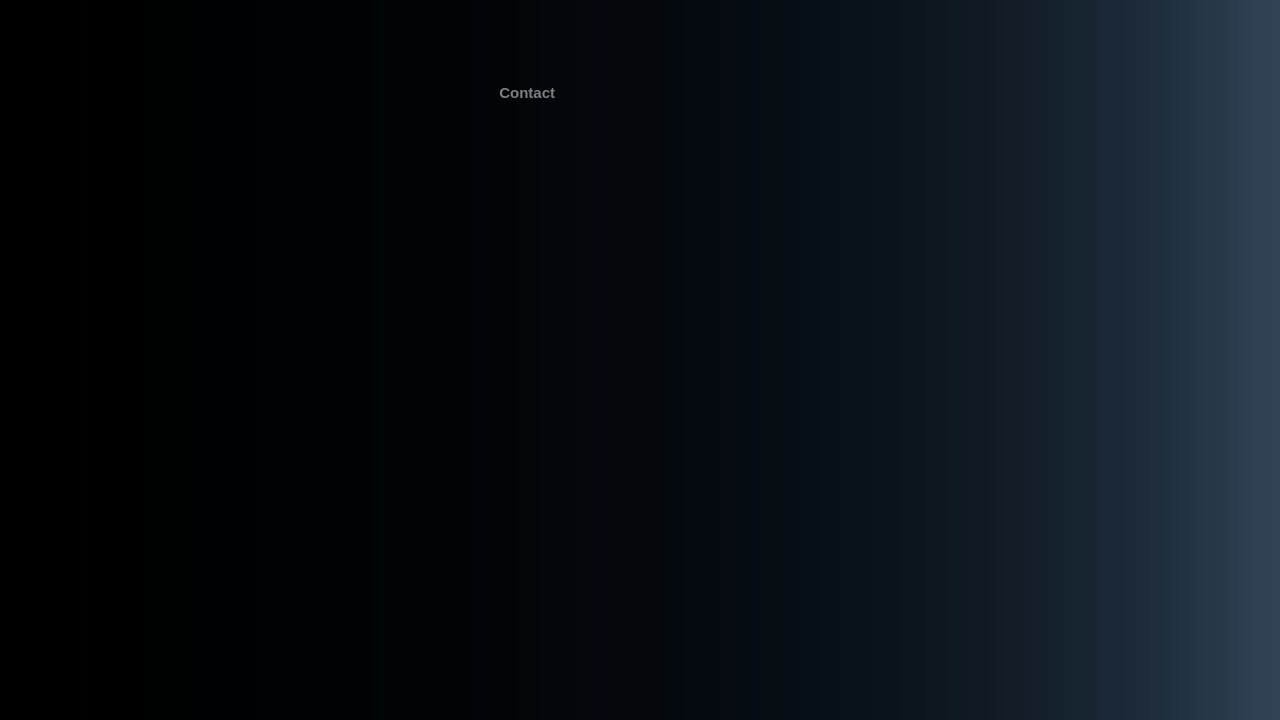
First picture: the form in mainwindow.ui, repository Rem-Ihu/rem-ng-assist, before the edit.
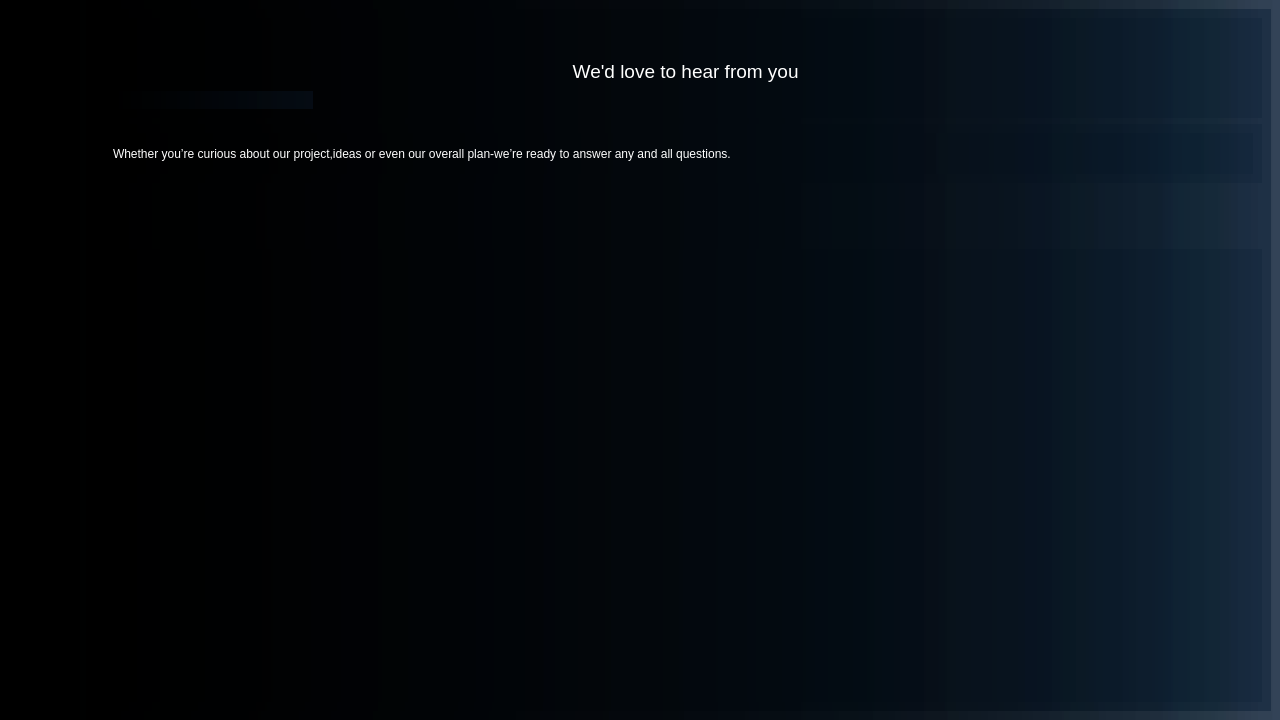
Second picture: the form after the edit. The open tabs and pages were chosen to show the change. Icons and pictures are not drawn.

The edit to the form file:
```diff
--- a/mainwindow.ui
+++ b/mainwindow.ui
@@ -4630,64 +4630,175 @@
        </layout>
       </widget>
       <widget class="QWidget" name="Contact">
-       <widget class="QPushButton" name="pushButton_4">
-        <property name="geometry">
-         <rect>
-          <x>380</x>
-          <y>80</y>
-          <width>230</width>
-          <height>26</height>
-         </rect>
-        </property>
-        <property name="font">
-         <font>
-          <pointsize>11</pointsize>
-          <bold>true</bold>
-         </font>
-        </property>
-        <property name="styleSheet">
-         <string notr="true">QPushButton{
-color:grey;
-text-align:left;
-padding-left:24px;
-}
-
-QPushButton:focus{
-border:none;
-}
-
-QPushButton:checked{
-border: none;
-background-color: rgb(79, 93, 218);
+       <layout class="QGridLayout" name="gridLayout_15">
+        <item row="0" column="0">
+         <widget class="QScrollArea" name="scrollArea_Contacts">
+          <property name="styleSheet">
+           <string notr="true">border:none;</string>
+          </property>
+          <property name="widgetResizable">
+           <bool>true</bool>
+          </property>
+          <widget class="QWidget" name="scrollAreaWidgetContents_4">
+           <property name="geometry">
+            <rect>
+             <x>0</x>
+             <y>0</y>
+             <width>1171</width>
+             <height>698</height>
+            </rect>
+           </property>
+           <layout class="QGridLayout" name="gridLayout_25">
+            <item row="1" column="1">
+             <widget class="QFrame" name="frame_Title">
+              <property name="maximumSize">
+               <size>
+                <width>16777215</width>
+                <height>100</height>
+               </size>
+              </property>
+              <property name="frameShape">
+               <enum>QFrame::StyledPanel</enum>
+              </property>
+              <property name="frameShadow">
+               <enum>QFrame::Raised</enum>
+              </property>
+              <layout class="QGridLayout" name="gridLayout_26">
+               <item row="1" column="0">
+                <widget class="QTextEdit" name="textEdit_Title">
+                 <property name="enabled">
+                  <bool>true</bool>
+                 </property>
+                 <property name="minimumSize">
+                  <size>
+                   <width>0</width>
+                   <height>100</height>
+                  </size>
+                 </property>
+                 <property name="maximumSize">
+                  <size>
+                   <width>16777215</width>
+                   <height>100</height>
+                  </size>
+                 </property>
+                 <property name="font">
+                  <font>
+                   <bold>true</bold>
+                  </font>
+                 </property>
+                 <property name="styleSheet">
+                  <string notr="true">border:none;
 color:white;
-text-align:left;
-padding-left:24px;
-}</string>
-        </property>
-        <property name="text">
-         <string>  Contact</string>
-        </property>
-        <property name="icon">
-         <iconset resource="icons.qrc">
-          <normaloff>:/icons/contact_icon.png</normaloff>
-          <normalon>:/icons/contact_icon_checked.png</normalon>:/icons/contact_icon.png</iconset>
-        </property>
-        <property name="checkable">
-         <bool>true</bool>
-        </property>
-        <property name="autoRepeat">
-         <bool>true</bool>
-        </property>
-        <property name="autoExclusive">
-         <bool>true</bool>
-        </property>
-        <property name="autoDefault">
-         <bool>true</bool>
-        </property>
-        <property name="flat">
-         <bool>true</bool>
-        </property>
-       </widget>
+background-color: rgba(255, 0, 0, 0);</string>
+                 </property>
+                 <property name="html">
+                  <string>&lt;!DOCTYPE HTML PUBLIC &quot;-//W3C//DTD HTML 4.0//EN&quot; &quot;http://www.w3.org/TR/REC-html40/strict.dtd&quot;&gt;
+&lt;html&gt;&lt;head&gt;&lt;meta name=&quot;qrichtext&quot; content=&quot;1&quot; /&gt;&lt;meta charset=&quot;utf-8&quot; /&gt;&lt;style type=&quot;text/css&quot;&gt;
+p, li { white-space: pre-wrap; }
+hr { height: 1px; border-width: 0; }
+li.unchecked::marker { content: &quot;\2610&quot;; }
+li.checked::marker { content: &quot;\2612&quot;; }
+&lt;/style&gt;&lt;/head&gt;&lt;body style=&quot; font-family:'Segoe UI'; font-size:9pt; font-weight:700; font-style:normal;&quot;&gt;
+&lt;p align=&quot;center&quot; style=&quot; margin-top:0px; margin-bottom:0px; margin-left:0px; margin-right:0px; -qt-block-indent:0; text-indent:0px;&quot;&gt;&lt;span style=&quot; font-size:14pt; font-weight:400;&quot;&gt; We'd love to hear from you&lt;/span&gt;&lt;/p&gt;
+&lt;p align=&quot;center&quot; style=&quot;-qt-paragraph-type:empty; margin-top:0px; margin-bottom:0px; margin-left:0px; margin-right:0px; -qt-block-indent:0; text-indent:0px;&quot;&gt;&lt;br /&gt;&lt;/p&gt;&lt;/body&gt;&lt;/html&gt;</string>
+                 </property>
+                </widget>
+               </item>
+               <item row="2" column="0">
+                <widget class="QFrame" name="frame_Name">
+                 <property name="maximumSize">
+                  <size>
+                   <width>200</width>
+                   <height>100</height>
+                  </size>
+                 </property>
+                 <property name="frameShape">
+                  <enum>QFrame::StyledPanel</enum>
+                 </property>
+                 <property name="frameShadow">
+                  <enum>QFrame::Raised</enum>
+                 </property>
+                 <layout class="QGridLayout" name="gridLayout_27"/>
+                </widget>
+               </item>
+               <item row="0" column="0">
+                <spacer name="verticalSpacer_7">
+                 <property name="orientation">
+                  <enum>Qt::Vertical</enum>
+                 </property>
+                 <property name="sizeType">
+                  <enum>QSizePolicy::Fixed</enum>
+                 </property>
+                 <property name="sizeHint" stdset="0">
+                  <size>
+                   <width>20</width>
+                   <height>40</height>
+                  </size>
+                 </property>
+                </spacer>
+               </item>
+              </layout>
+             </widget>
+            </item>
+            <item row="5" column="1">
+             <widget class="QFrame" name="frame_2">
+              <property name="frameShape">
+               <enum>QFrame::StyledPanel</enum>
+              </property>
+              <property name="frameShadow">
+               <enum>QFrame::Raised</enum>
+              </property>
+             </widget>
+            </item>
+            <item row="3" column="1">
+             <spacer name="verticalSpacer_8">
+              <property name="orientation">
+               <enum>Qt::Vertical</enum>
+              </property>
+              <property name="sizeType">
+               <enum>QSizePolicy::Maximum</enum>
+              </property>
+              <property name="sizeHint" stdset="0">
+               <size>
+                <width>20</width>
+                <height>60</height>
+               </size>
+              </property>
+             </spacer>
+            </item>
+            <item row="2" column="1">
+             <widget class="QFrame" name="frame">
+              <property name="maximumSize">
+               <size>
+                <width>16777215</width>
+                <height>59</height>
+               </size>
+              </property>
+              <property name="frameShape">
+               <enum>QFrame::StyledPanel</enum>
+              </property>
+              <property name="frameShadow">
+               <enum>QFrame::Raised</enum>
+              </property>
+              <layout class="QGridLayout" name="gridLayout_28">
+               <item row="0" column="0">
+                <widget class="QLabel" name="label_Title">
+                 <property name="styleSheet">
+                  <string notr="true">color:white;</string>
+                 </property>
+                 <property name="text">
+                  <string>Whether you’re curious about our project,ideas or even our overall plan-we’re ready to answer any and all questions.</string>
+                 </property>
+                </widget>
+               </item>
+              </layout>
+             </widget>
+            </item>
+           </layout>
+          </widget>
+         </widget>
+        </item>
+       </layout>
       </widget>
      </widget>
     </item>
```
Left out of the diff: 42 changed lines with no effect on the pictures.
